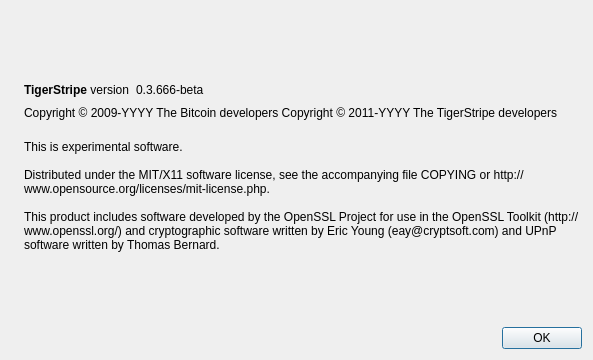
This is src/qt/forms/aboutdialog.ui in TigerStripeRIT/TigerStripe as Qt 5 draws it before an edit. The edited form follows.
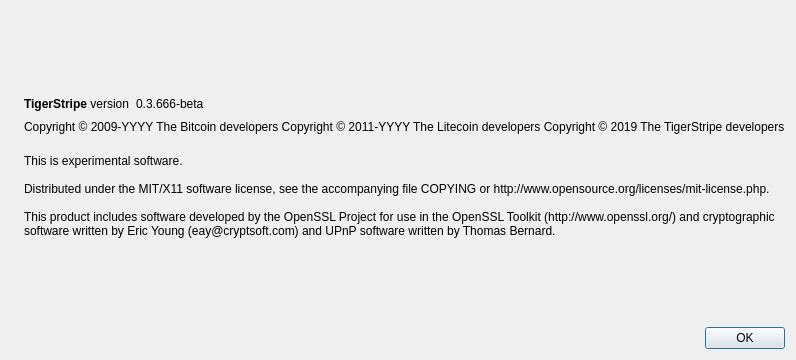
This is the edited form. Icons and pictures are not drawn.

Commit message: Update copyright info

What changed in the file:
```diff
--- a/src/qt/forms/aboutdialog.ui
+++ b/src/qt/forms/aboutdialog.ui
@@ -92,7 +92,8 @@
        </property>
        <property name="text">
         <string notr="true">Copyright &amp;copy; 2009-YYYY The Bitcoin developers
-Copyright &amp;copy; 2011-YYYY The TigerStripe developers</string>
+Copyright &amp;copy; 2011-YYYY The Litecoin developers
+Copyright &amp;copy; 2019 The TigerStripe developers</string>
        </property>
        <property name="textFormat">
         <enum>Qt::RichText</enum>
```
The commit also changes 3 other files.
